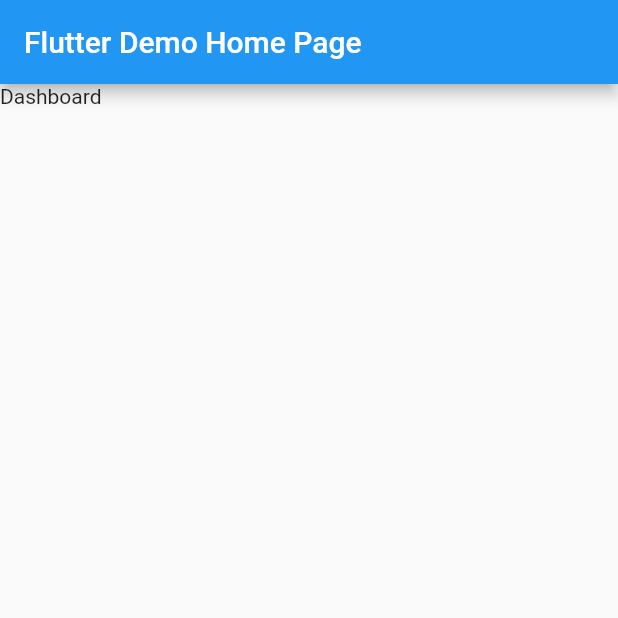
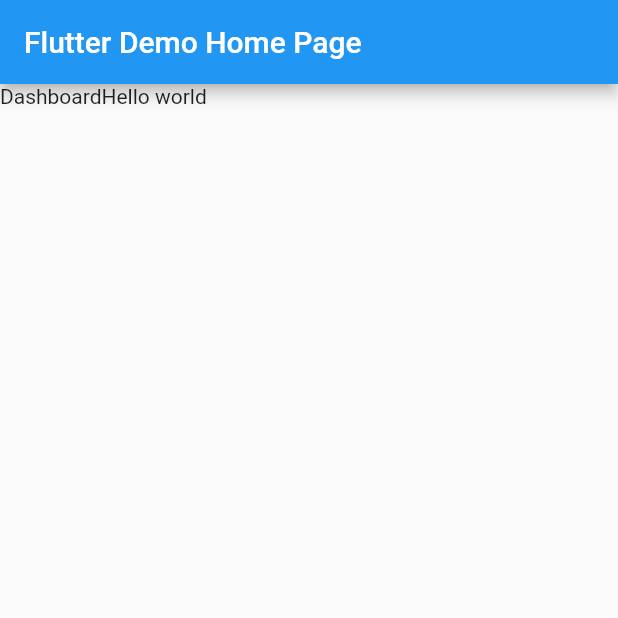
Before and after one commit to raintysquaredemo/dashboard-app, a Flutter app: the screen it shows after launch, on a phone screen of 412 x 824 dp, the top half of it. Run offline on Flutter 3.47's test engine with Material 2 defaults, Android fonts, the phone set to English and light mode, and no system bars.

Commit message:
Add new text line

```diff
--- a/lib/main.dart
+++ b/lib/main.dart
@@ -80,7 +80,8 @@ class _MyHomePageState extends State<MyHomePage> {
           children: [
             Row(
               children: [
-                Text('Dashboard')
+                Text('Dashboard'),
+		Text('Hello world'),
               ],
             )
           ],
```
